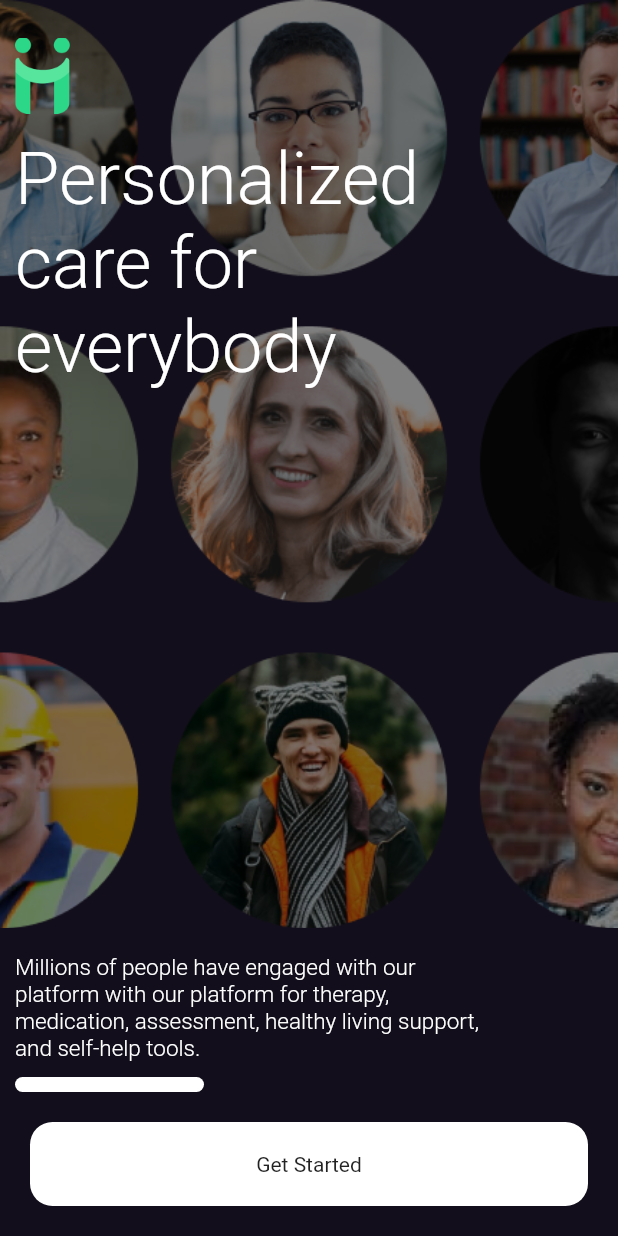
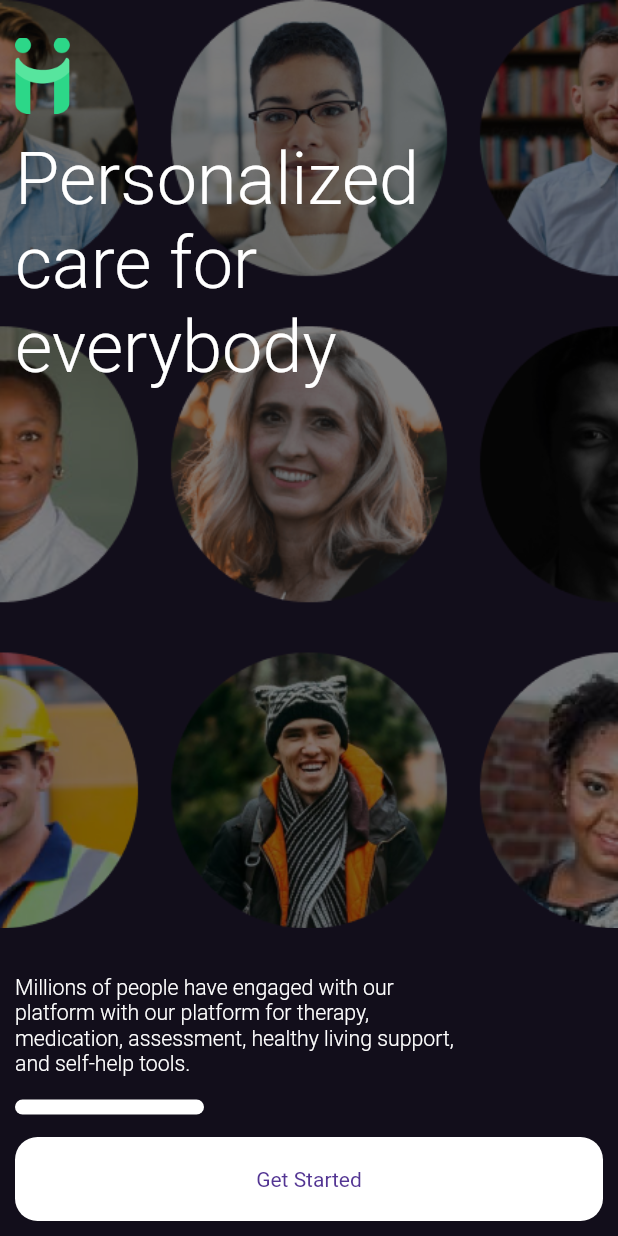
Before and after one commit to woedy/happi_workers_pract, a Flutter app: the screen it shows after launch, on a phone screen of 412 x 824 dp. Run offline on Flutter 3.47's test engine with Material 2 defaults, Android fonts, the phone set to English and light mode, and no system bars; our stand-ins replace shared_preferences; Roboto replaces fonts that are missing (Montserrat); project files that could hold a hidden picture were left out.

Commit message:
Onboarding done.
commit from mac 1

```diff
--- a/lib/Welcome/welcome_page1.dart
+++ b/lib/Welcome/welcome_page1.dart
@@ -1,4 +1,5 @@
 import 'package:flutter/material.dart';
+import 'package:happi_workers_pract/Welcome/welcome_page2.dart';
 import 'package:happi_workers_pract/constants.dart';
 
 class WelcomePage1 extends StatefulWidget {
@@ -60,9 +61,9 @@ class _WelcomePage1State extends State<WelcomePage1> {
                         mainAxisAlignment: MainAxisAlignment.end,
 
                         children: [
-                          Text("Millions of people have engaged with our\nplatform with our platform for therapy,\nmedication, assessment, healthy living support,\nand self-help tools.", style: TextStyle(fontSize: 15, color: Colors.white, fontWeight: FontWeight.w300),),
+                          Text("Millions of people have engaged with our\nplatform with our platform for therapy,\nmedication, assessment, healthy living support,\nand self-help tools.", style: TextStyle(fontSize: 14.2, color: Colors.white, fontWeight: FontWeight.w300),),
                           SizedBox(
-                            height: 10,
+                            height: 15,
                           ),
                           Container(
                             height: 10,
@@ -73,17 +74,22 @@ class _WelcomePage1State extends State<WelcomePage1> {
                             ),
                           ),
                           SizedBox(
-                            height: 10,
+                            height: 15,
                           ),
-                          Container(
-                            margin: EdgeInsets.all(10),
+                          InkWell(
+                            onTap: (){
+                              Navigator.of(context).push(MaterialPageRoute(builder: (BuildContext context) => WelcomePage2()));
+
+                            },
+                            child: Container(
                               padding: EdgeInsets.all(20),
                               decoration: BoxDecoration(
                                 color: Colors.white,
                                 borderRadius: BorderRadius.circular(15)
                               ),
                               child: Center(
-                              child: Text("Get Started", style: TextStyle(fontFamily: 'Montserrat',),),
+                                child: Text("Get Started", style: TextStyle(color: happiPrimary),),
+                              ),
                             ),
                           ),
                         ],
--- a/lib/main.dart
+++ b/lib/main.dart
@@ -3,7 +3,7 @@ import 'package:flutter/material.dart';
 import 'package:flutter/services.dart';
 import 'package:happi_workers_pract/Components/theme.dart';
 import 'package:happi_workers_pract/SplashScreen/splash_screen.dart';
-import 'package:happi_workers_pract/Welcome/welcome_page.dart';
+import 'package:happi_workers_pract/Welcome/welcome_page2.dart';
 import 'package:happi_workers_pract/Welcome/welcome_page1.dart';
 import 'package:happi_workers_pract/constants.dart';
 
```
Also changed, not shown: lib/Welcome/welcome_page.dart (deleted, +0 -46 lines), lib/Welcome/welcome_page2.dart (added, +122 -0 lines), assets/images/conner.png (added), assets/images/square_c.png (added), assets/images/stroke1.png (added), pubspec.lock. Lines whose indentation alone changed are shown as unchanged.
